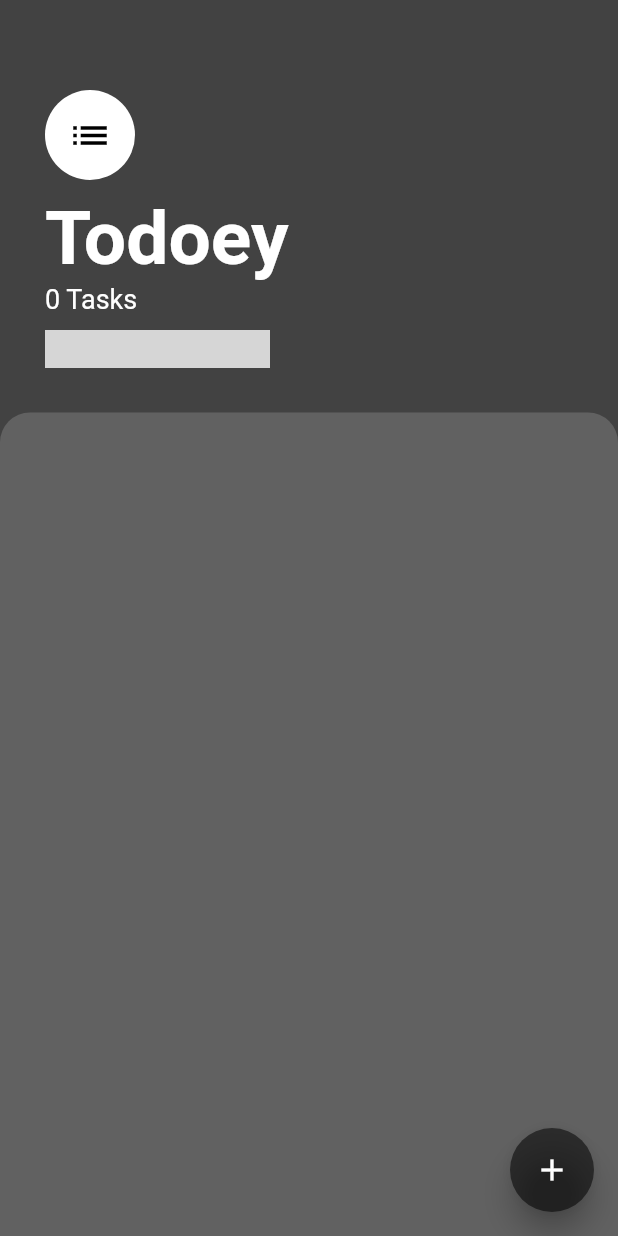
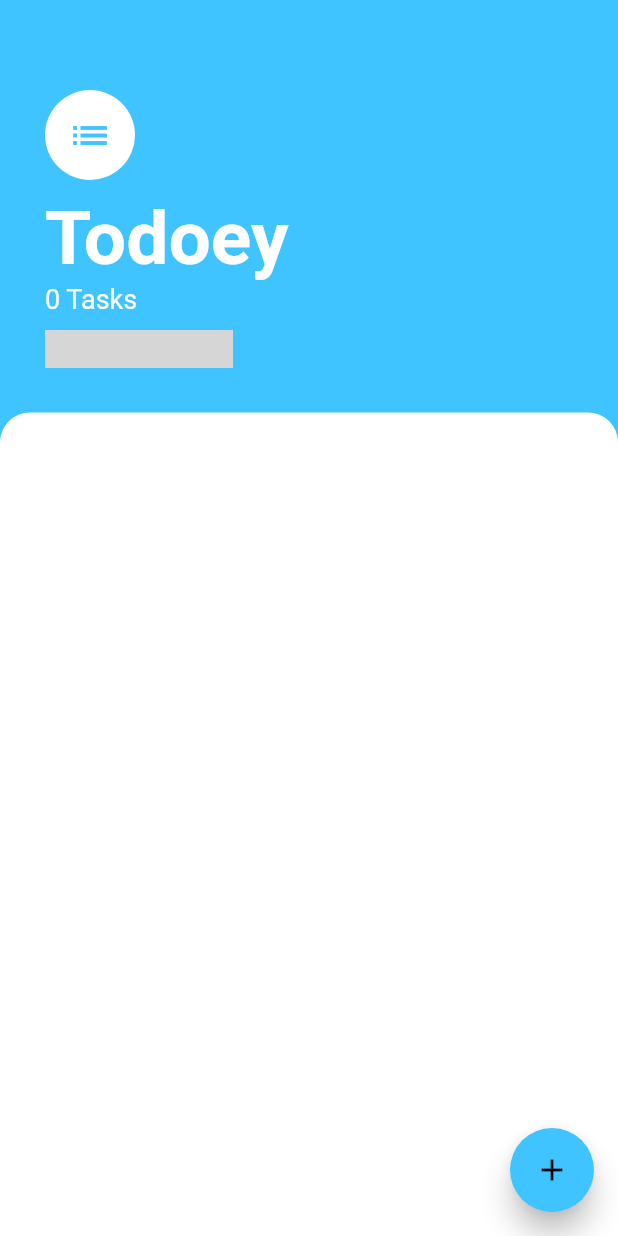
Before and after one commit to Nirbhay-nrb/To-Do-List_app, a Flutter app: the screen it shows after launch, on a phone screen of 412 x 824 dp. Run offline on Flutter 3.47's test engine with Material 2 defaults, Android fonts, the phone set to English and light mode, and no system bars; missing offline and left inert: sliding_switch; grey boxes are pictures that could not be loaded.

Commit message:
made few changes

```diff
--- a/todoey_flutter/lib/main.dart
+++ b/todoey_flutter/lib/main.dart
@@ -11,12 +11,24 @@ void main() {
 class MyApp extends StatelessWidget {
   @override
   Widget build(BuildContext context) {
-    return ChangeNotifierProvider(
-      create: (context) => TaskData(),
-      child: MaterialApp(
-        theme: CustomTheme.darkTheme,
-        home: TasksScreen(),
-      ),
+    return MultiProvider(
+      providers: [
+        ChangeNotifierProvider.value(value: TaskData()),
+        ChangeNotifierProvider.value(value: CustomTheme()),
+      ],
+      child: Home(),
     );
   }
 }
+
+class Home extends StatelessWidget {
+  @override
+  Widget build(BuildContext context) {
+    return MaterialApp(
+      theme: Provider.of<CustomTheme>(context).isTheme
+          ? CustomTheme.lightTheme
+          : CustomTheme.darkTheme,
+      home: TasksScreen(),
+    );
+  }
+}
--- a/todoey_flutter/lib/screens/tasks_screen.dart
+++ b/todoey_flutter/lib/screens/tasks_screen.dart
@@ -1,6 +1,7 @@
 import 'package:flutter/material.dart';
 import 'package:todoey_flutter/models/task_data.dart';
 import 'package:todoey_flutter/screens/add_task_screen.dart';
+import 'package:todoey_flutter/theme.dart';
 import 'package:todoey_flutter/widgets/tasks_list.dart';
 import 'package:provider/provider.dart';
 import 'package:sliding_switch/sliding_switch.dart';
@@ -73,22 +74,33 @@ class TasksScreen extends StatelessWidget {
                 ),
                 SlidingSwitch(
                   value: false,
-                  width: 150,
+                  width: 125,
                   onChanged: (bool value) {
-                    print(value);
+                    Provider.of<CustomTheme>(context, listen: false)
+                        .toggleTheme();
                   },
                   height: 25,
-                  animationDuration: const Duration(milliseconds: 50),
+                  animationDuration: const Duration(milliseconds: 100),
                   onTap: () {},
                   onDoubleTap: () {},
                   onSwipe: () {},
                   textOff: "Light",
                   textOn: "Dark",
-                  colorOn: const Color(0xffdc6c73),
-                  colorOff: const Color(0xff6682c0),
-                  background: const Color(0xffe4e5eb),
-                  buttonColor: const Color(0xfff7f5f7),
-                  inactiveColor: const Color(0xff636f7b),
+                  colorOn: Provider.of<CustomTheme>(context).isTheme
+                      ? Colors.lightBlueAccent
+                      : Colors.white,
+                  colorOff: Provider.of<CustomTheme>(context).isTheme
+                      ? Color(0xff6682c0)
+                      : Color(0xffbdbdbd),
+                  background: Provider.of<CustomTheme>(context).isTheme
+                      ? Color(0xffe4e5eb)
+                      : Color(0xff9e9e9e),
+                  buttonColor: Provider.of<CustomTheme>(context).isTheme
+                      ? Color(0xfff7f5f7)
+                      : Color(0xff757575),
+                  inactiveColor: Provider.of<CustomTheme>(context).isTheme
+                      ? Color(0xff636f7b)
+                      : Color(0xff636f7b),
                 ),
               ],
             ),
--- a/todoey_flutter/lib/theme.dart
+++ b/todoey_flutter/lib/theme.dart
@@ -1,6 +1,8 @@
 import 'package:flutter/material.dart';
 
-class CustomTheme {
+class CustomTheme extends ChangeNotifier {
+  bool isTheme = true;
+
   static ThemeData get lightTheme {
     return ThemeData(
       primaryColor: Colors.black,
@@ -40,4 +42,9 @@ class CustomTheme {
       ),
     );
   }
+
+  void toggleTheme() {
+    isTheme = !isTheme;
+    notifyListeners();
+  }
 }
```
Also changed, not shown: todoey_flutter/lib/screens/add_task_screen.dart (+10 -1 lines), todoey_flutter/lib/widgets/task_tile.dart (+9 -1 lines).
